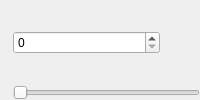
Old version of the form ui/forms/EffectSliderRow.ui in the repository Wolfieeewolf/OpenRGB3DSpatialPlugin.
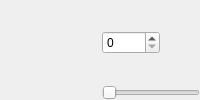
New version of the form.

Commit message:
feat: add EffectDoubleSliderRow and finish spin-over-slider UI pass
Shared double mm rows, wave time in seconds, freer side-panel splitter, and plain spins on compact cards / Custom Controller chrome.

What changed in the file:
```diff
--- a/ui/forms/EffectSliderRow.ui
+++ b/ui/forms/EffectSliderRow.ui
@@ -18,8 +18,18 @@
    <property name="spacing">
     <number>6</number>
    </property>
-   <item>
-    <widget class="QLabel" name="captionLabel"/>
+    <item>
+    <widget class="QLabel" name="captionLabel">
+     <property name="alignment">
+      <set>Qt::AlignRight|Qt::AlignVCenter</set>
+     </property>
+     <property name="minimumSize">
+      <size>
+       <width>96</width>
+       <height>0</height>
+      </size>
+     </property>
+    </widget>
    </item>
    <item>
     <layout class="QVBoxLayout" name="controlColumn">
```
The commit also changes 35 other files.
